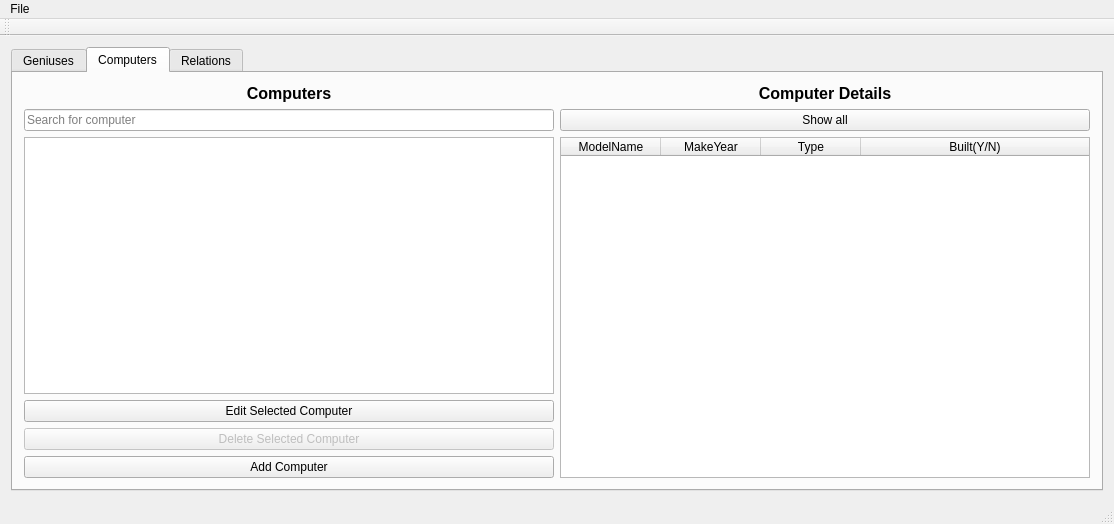
First picture: the form in mainwindow.ui, repository danielm15/VLN1-2016-Hopur_16, before the edit.
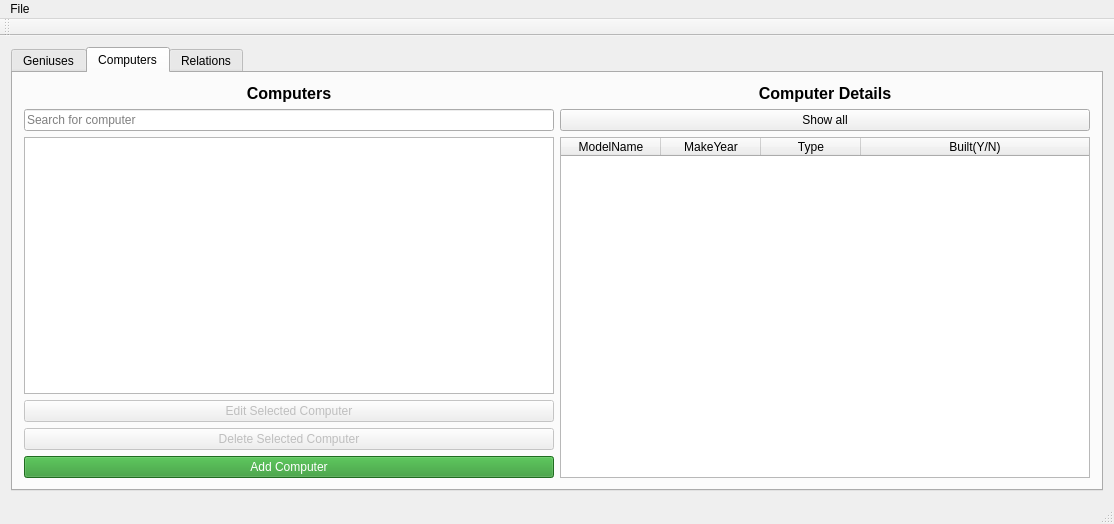
Second picture: the form after the edit. The open tabs and pages were chosen to show the change. Icons and pictures are not drawn.

Commit message: Added color and hover to buttons

Patch:
```diff
--- a/mainwindow.ui
+++ b/mainwindow.ui
@@ -186,6 +186,19 @@
           </item>
           <item>
            <widget class="QPushButton" name="editbuttoncomputer">
+            <property name="enabled">
+             <bool>false</bool>
+            </property>
+            <property name="styleSheet">
+             <string notr="true">#editbuttoncomputer::enabled {
+	background-color: rgb(32, 32, 113);
+	color: rgb(255, 255 ,255);
+}
+
+#editbuttoncomputer::enabled::hover {
+	background-color: rgb(32, 32, 195);
+}</string>
+            </property>
             <property name="text">
              <string>Edit Selected Computer</string>
             </property>
@@ -203,6 +216,17 @@
           </item>
           <item>
            <widget class="QPushButton" name="pushButtonAddComputer">
+            <property name="styleSheet">
+             <string notr="true">#pushButtonAddComputer {
+	color: rgb(255, 255, 255);
+	background-color: rgb(44, 150, 44);
+	
+}
+
+#pushButtonAddComputer::hover {
+	background-color: rgb(56, 190, 56);
+}</string>
+            </property>
             <property name="text">
              <string>Add Computer</string>
             </property>
```
Left out of the diff: 50 changed lines with no effect on the pictures. The commit also changes 5 other files.
